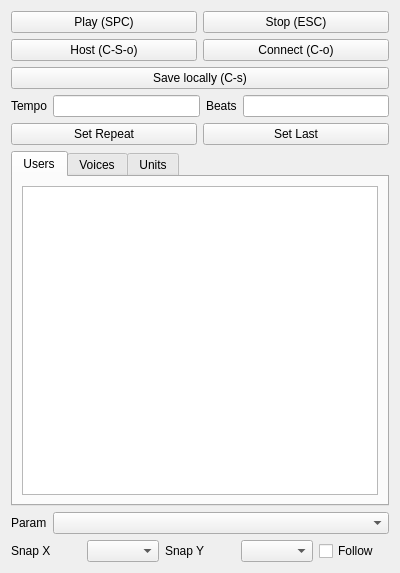
Qt form src/editor/SideMenu.ui (yuxshao/ptcollab) before a commit.
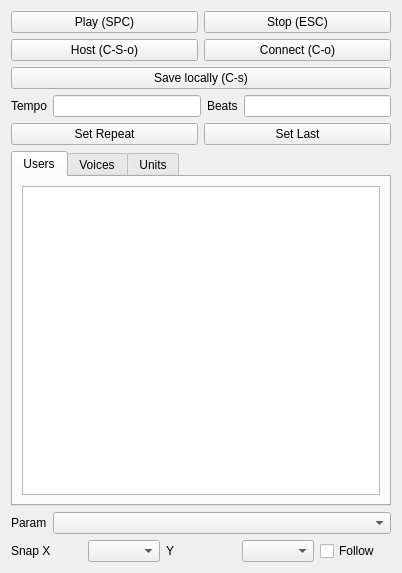
The same form after that commit. Icons and pictures are not drawn.

Commit message: smaller rect

```diff
--- a/src/editor/SideMenu.ui
+++ b/src/editor/SideMenu.ui
@@ -6,7 +6,7 @@
    <rect>
     <x>0</x>
     <y>0</y>
-    <width>400</width>
+    <width>402</width>
     <height>573</height>
    </rect>
   </property>
@@ -320,7 +320,7 @@
      <item>
       <widget class="QLabel" name="label_3">
        <property name="text">
-        <string>Snap Y</string>
+        <string>Y</string>
        </property>
       </widget>
      </item>
```
